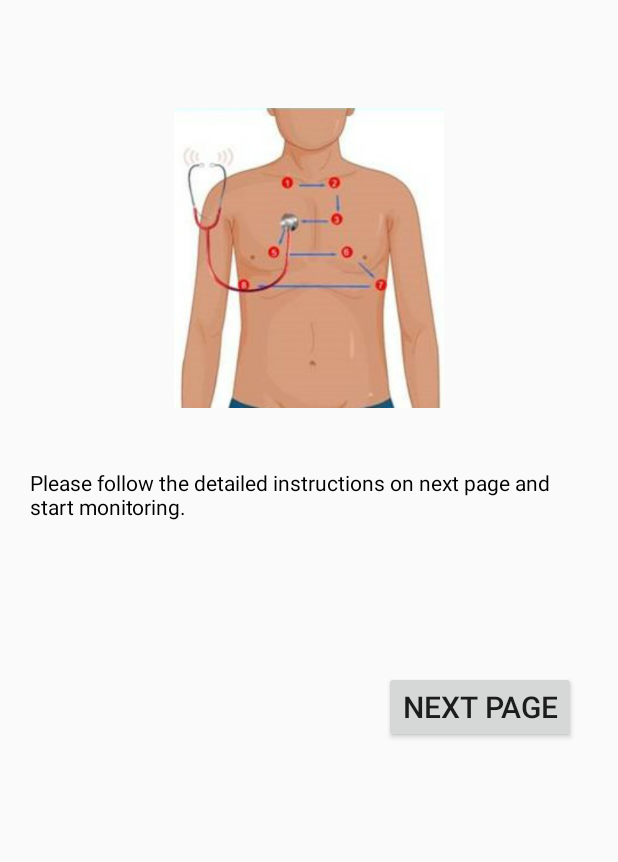
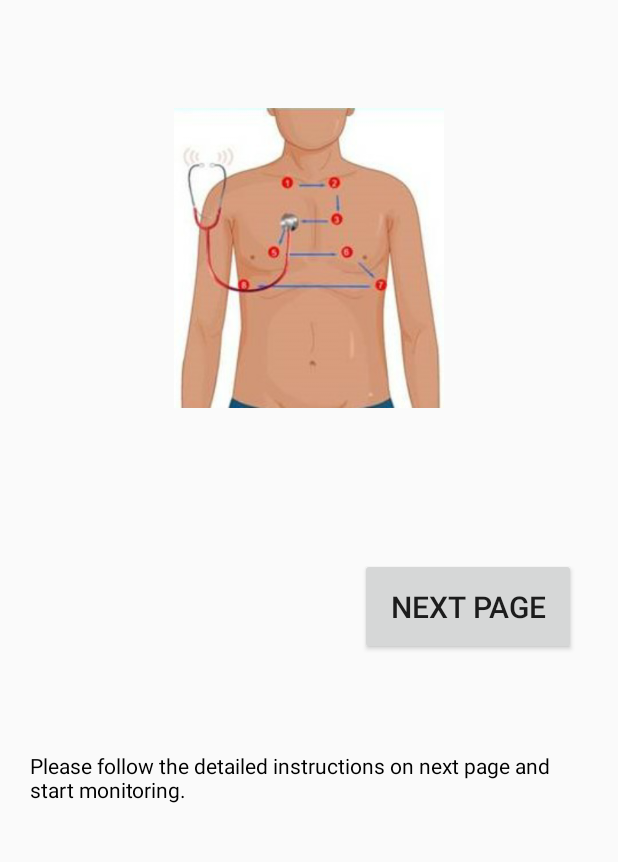
Before and after one commit to HeyangSun/Capstone_LungCheck, an Android app: the InstructionsOne screen opened directly, with no data from a screen before it, on a phone screen of 412 x 824 dp, the part 142-1004 px from its top. Run offline under Robolectric (Android 15) with nearby library versions, the phone set to English and light mode, and no system bars.

Commit message:
updated patient_content_page

```diff
--- a/LungCheck/app/src/main/res/layout/activity_instructions_one.xml
+++ b/LungCheck/app/src/main/res/layout/activity_instructions_one.xml
@@ -5,7 +5,8 @@
     android:id="@+id/InstructionsOne"
     android:orientation="vertical"
     android:layout_width="match_parent"
-    android:layout_height="match_parent">
+    android:layout_height="match_parent"
+    android:weightSum="1">
     <LinearLayout
         android:orientation="horizontal"
         android:gravity="center"
@@ -39,6 +40,23 @@
         android:layout_marginTop="72dp" />
 
 
+    <Button
+        android:id="@+id/NextPageButton"
+        android:layout_width="144dp"
+        android:layout_height="wrap_content"
+        android:layout_alignParentBottom="true"
+        android:layout_alignParentEnd="true"
+        android:layout_gravity="right"
+        android:layout_marginBottom="24dp"
+        android:layout_marginEnd="28dp"
+        android:layout_marginTop="100dp"
+        android:text="Next Page"
+        android:textAppearance="@style/TextAppearance.AppCompat.Button"
+        android:textSize="20sp"
+        tools:layout_editor_absoluteX="291dp"
+        tools:layout_editor_absoluteY="325dp"
+        android:layout_weight="0.08" />
+
     <TextView
         android:text="Please follow the detailed instructions on next page and start monitoring."
         android:layout_width="wrap_content"
@@ -56,20 +74,4 @@
         android:layout_below="@+id/auscultation"
         android:layout_alignStart="@+id/InstructionsIntroduction" />
 
-    <Button
-        android:text="Next Page"
-        android:layout_gravity="right"
-        android:layout_marginTop="100dp"
-        android:layout_width="wrap_content"
-        android:layout_height="wrap_content"
-        tools:layout_editor_absoluteY="325dp"
-        tools:layout_editor_absoluteX="291dp"
-        android:id="@+id/NextPageButton"
-        android:textAppearance="@style/TextAppearance.AppCompat.Button"
-        android:textSize="20sp"
-        android:layout_marginEnd="28dp"
-        android:layout_marginBottom="24dp"
-        android:layout_alignParentBottom="true"
-        android:layout_alignParentEnd="true" />
-
 </LinearLayout>
--- a/LungCheck/app/src/main/res/values/strings.xml
+++ b/LungCheck/app/src/main/res/values/strings.xml
@@ -14,6 +14,8 @@
     <string name="hint8">Hospital name</string>
     <string name="title_activity_doctor_page1">DoctorPage1</string>
     <string name="title_doctorPage1">Welcome Doctor!</string>
+    <string name="button2">Make a new Recording</string>
+    <string name="title_patientpage">Welcome!</string>
     <string name="title_activity_patient_previous__recordings">Patient_previous_Recordings</string>
 
 </resources>
```
